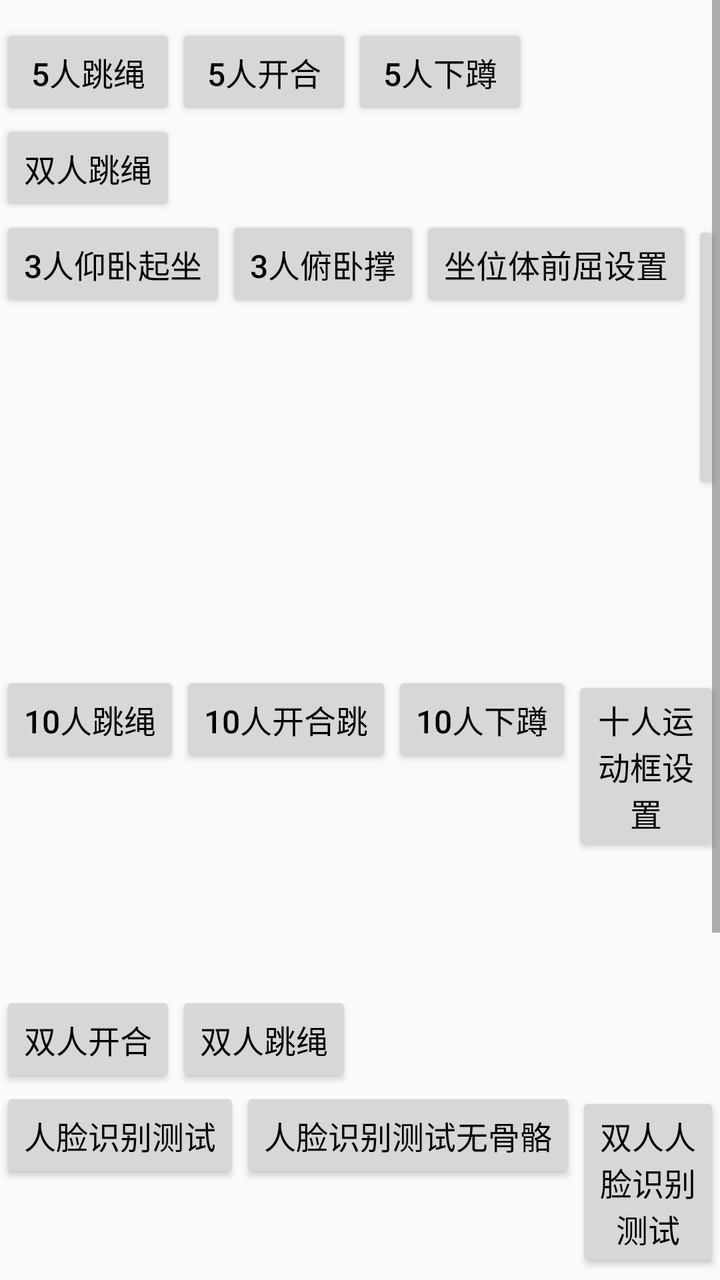
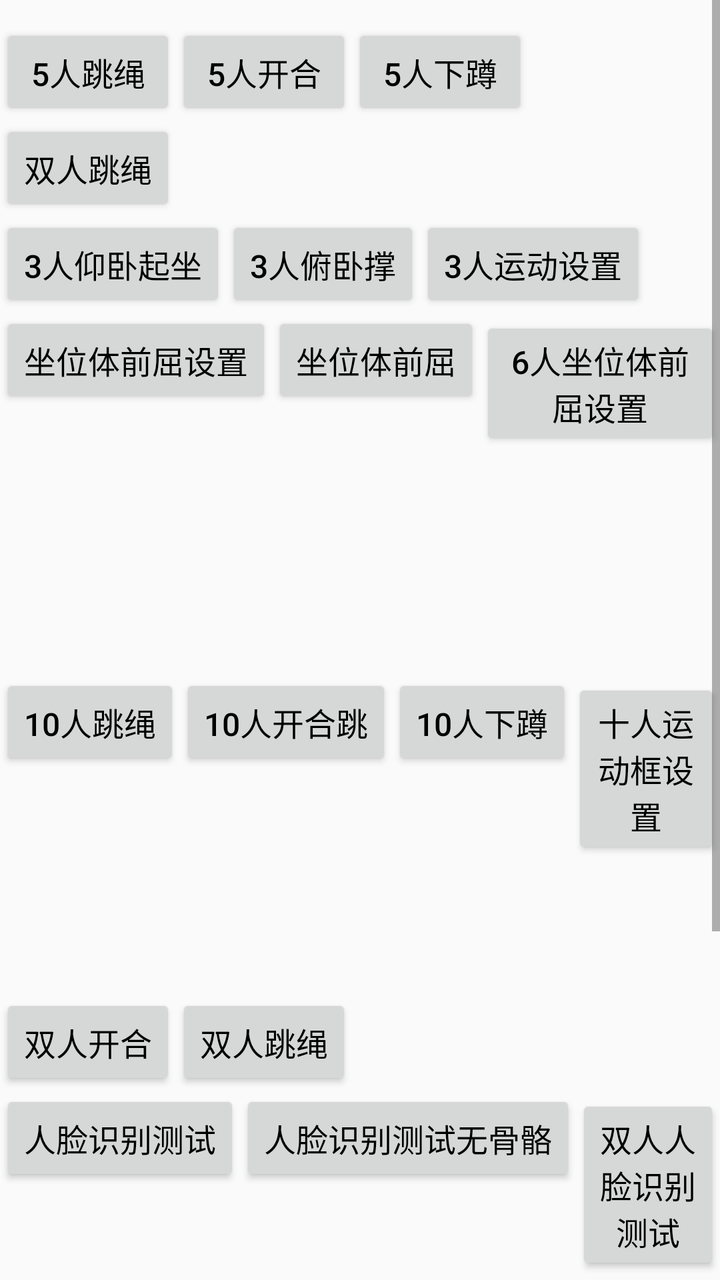

Compare the two renders of this Android layout. The source of the first and the diff that turns it into the second are given below.
<!-- AndroidManifest.xml: application theme AppTheme -->
<!-- res/layout/ac_main.xml -->
<?xml version="1.0" encoding="utf-8"?>
<androidx.constraintlayout.widget.ConstraintLayout xmlns:android="http://schemas.android.com/apk/res/android"
    xmlns:app="http://schemas.android.com/apk/res-auto"
    android:layout_width="match_parent"
    android:layout_height="match_parent">

    <ScrollView
        android:layout_width="match_parent"
        android:layout_height="match_parent"
        android:layout_centerHorizontal="true"
        android:scrollbars="vertical">

        <LinearLayout
            android:layout_width="wrap_content"
            android:layout_height="wrap_content"
            android:layout_centerInParent="true"
            android:orientation="vertical"
            android:paddingTop="12dp"
            android:paddingBottom="12dp">

            <LinearLayout
                android:layout_width="wrap_content"
                android:layout_height="wrap_content"
                android:orientation="horizontal">

                <Button
                    android:id="@+id/bnt_0"
                    android:layout_width="wrap_content"
                    android:layout_height="wrap_content"
                    android:text="5人跳绳"
                    android:textColor="@color/color_black"
                    android:textSize="16sp" />

                <Button
                    android:id="@+id/bnt_3"
                    android:layout_width="wrap_content"
                    android:layout_height="wrap_content"
                    android:text="5人开合"
                    android:textColor="@color/color_black"
                    android:textSize="16sp" />

                <Button
                    android:id="@+id/bnt_4"
                    android:layout_width="wrap_content"
                    android:layout_height="wrap_content"
                    android:text="5人下蹲"
                    android:textColor="@color/color_black"
                    android:textSize="16sp" />

            </LinearLayout>

            <LinearLayout
                android:layout_width="match_parent"
                android:layout_height="wrap_content"
                android:contentDescription="双人运动">

                <Button
                    android:id="@+id/btn_d_skip"
                    android:layout_width="wrap_content"
                    android:layout_height="wrap_content"
                    android:text="双人跳绳"
                    android:textColor="@color/color_black"
                    android:textSize="16sp" />
            </LinearLayout>

            <LinearLayout
                android:layout_width="wrap_content"
                android:layout_height="wrap_content"
                android:orientation="horizontal">

                <Button
                    android:id="@+id/bnt_8"
                    android:layout_width="wrap_content"
                    android:layout_height="wrap_content"
                    android:text="3人仰卧起坐"
                    android:textColor="@color/color_black"
                    android:textSize="16sp" />

                <Button
                    android:id="@+id/bnt_9"
                    android:layout_width="wrap_content"
                    android:layout_height="wrap_content"
                    android:text="3人俯卧撑"
                    android:textColor="@color/color_black"
                    android:textSize="16sp" />

                <Button
                    android:id="@+id/bnt_10"
                    android:layout_width="wrap_content"
                    android:layout_height="wrap_content"
                    android:text="坐位体前屈设置"
                    android:textColor="@color/color_black"
                    android:textSize="16sp" />

                <Button
                    android:id="@+id/bnt_zw"
                    android:layout_width="wrap_content"
                    android:layout_height="wrap_content"
                    android:text="坐位体前屈"
                    android:textColor="@color/color_black"
                    android:textSize="16sp" />

                <Button
                    android:id="@+id/btn_forward_6_set"
                    android:layout_width="wrap_content"
                    android:layout_height="wrap_content"
                    android:text="6人坐位体前屈设置"
                    android:textColor="@color/color_black"
                    android:textSize="16sp" />

                <Button
                    android:id="@+id/btn_forward_6"
                    android:layout_width="wrap_content"
                    android:layout_height="wrap_content"
                    android:text="6人坐位体前屈"
                    android:textColor="@color/color_black"
                    android:textSize="16sp" />

            </LinearLayout>

            <LinearLayout
                android:layout_width="wrap_content"
                android:layout_height="wrap_content"
                android:orientation="horizontal">

                <Button
                    android:id="@+id/bnt_11"
                    android:layout_width="wrap_content"
                    android:layout_height="wrap_content"
                    android:text="10人跳绳"
                    android:textColor="@color/color_black"
                    android:textSize="16sp" />

                <Button
                    android:id="@+id/btn_ten_open_close"
                    android:layout_width="wrap_content"
                    android:layout_height="wrap_content"
                    android:text="10人开合跳"
                    android:textColor="@color/color_black"
                    android:textSize="16sp" />

                <Button
                    android:id="@+id/btn_ten_squat"
                    android:layout_width="wrap_content"
                    android:layout_height="wrap_content"
                    android:text="10人下蹲"
                    android:textColor="@color/color_black"
                    android:textSize="16sp" />

                <Button
                    android:id="@+id/btn_10_region_set"
                    android:layout_width="wrap_content"
                    android:layout_height="wrap_content"
                    android:text="十人运动框设置"
                    android:textColor="@color/color_black"
                    android:textSize="16sp" />

                <Button
                    android:id="@+id/btn_ipc_set"
                    android:layout_width="wrap_content"
                    android:layout_height="wrap_content"
                    android:text="IPC设置"
                    android:textColor="@color/color_black"
                    android:textSize="16sp" />

                <Button
                    android:id="@+id/btn_ten_face"
                    android:layout_width="wrap_content"
                    android:layout_height="wrap_content"
                    android:text="十人人脸识别"
                    android:textColor="@color/color_black"
                    android:textSize="16sp" />
            </LinearLayout>

            <LinearLayout
                android:layout_width="wrap_content"
                android:layout_height="wrap_content"
                android:orientation="horizontal">

                <Button
                    android:id="@+id/bnt_12"
                    android:layout_width="wrap_content"
                    android:layout_height="wrap_content"
                    android:text="双人开合"
                    android:textColor="@color/color_black"
                    android:textSize="16sp" />

                <Button
                    android:id="@+id/bnt_13"
                    android:layout_width="wrap_content"
                    android:layout_height="wrap_content"
                    android:text="双人跳绳"
                    android:textColor="@color/color_black"
                    android:textSize="16sp" />

            </LinearLayout>

            <LinearLayout
                android:layout_width="wrap_content"
                android:layout_height="wrap_content">

                <Button
                    android:id="@+id/btn_face_test"
                    android:layout_width="wrap_content"
                    android:layout_height="wrap_content"
                    android:text="人脸识别测试"
                    android:textColor="@color/color_black"
                    android:textSize="16sp" />

                <Button
                    android:id="@+id/btn_face_test2"
                    android:layout_width="wrap_content"
                    android:layout_height="wrap_content"
                    android:text="人脸识别测试无骨骼"
                    android:textColor="@color/color_black"
                    android:textSize="16sp" />

                <Button
                    android:id="@+id/btn_double_face"
                    android:layout_width="wrap_content"
                    android:layout_height="wrap_content"
                    android:text="双人人脸识别测试"
                    android:textColor="@color/color_black"
                    android:textSize="16sp" />

                <Button
                    android:id="@+id/btn_pic_identify"
                    android:layout_width="wrap_content"
                    android:layout_height="wrap_content"
                    android:text="图片人脸识别"
                    android:textColor="@color/color_black"
                    android:textSize="16sp" />
            </LinearLayout>

            <LinearLayout
                android:layout_width="wrap_content"
                android:layout_height="wrap_content">

                <Button
                    android:id="@+id/btn_nfc_test"
                    android:layout_width="wrap_content"
                    android:layout_height="wrap_content"
                    android:text="NFC读卡测试"
                    android:textColor="@color/color_black"
                    android:textSize="16sp" />
            </LinearLayout>

            <LinearLayout
                android:layout_width="wrap_content"
                android:layout_height="wrap_content">

                <Button
                    android:id="@+id/btn_body_test"
                    android:layout_width="wrap_content"
                    android:layout_height="wrap_content"
                    android:text="框体测试"
                    android:textColor="@color/color_black"
                    android:textSize="16sp" />
            </LinearLayout>

            
            <LinearLayout
                android:layout_width="wrap_content"
                android:layout_height="wrap_content">

                <Button
                    android:id="@+id/btn_bmi_setting"
                    android:layout_width="wrap_content"
                    android:layout_height="wrap_content"
                    android:text="BMI设置"
                    android:textColor="@color/color_black"
                    android:textSize="16sp" />

                <Button
                    android:id="@+id/btn_bmi_sport"
                    android:layout_width="wrap_content"
                    android:layout_height="wrap_content"
                    android:text="BMI运动"
                    android:textColor="@color/color_black"
                    android:textSize="16sp" />

                <Button
                    android:id="@+id/btn_lung_setting"
                    android:layout_width="wrap_content"
                    android:layout_height="wrap_content"
                    android:text="肺活量设置"
                    android:textColor="@color/color_black"
                    android:textSize="16sp" />

                <Button
                    android:id="@+id/btn_lung_sport"
                    android:layout_width="wrap_content"
                    android:layout_height="wrap_content"
                    android:text="肺活量运动"
                    android:textColor="@color/color_black"
                    android:textSize="16sp" />
            </LinearLayout>

        </LinearLayout>

    </ScrollView>

    <TextView
        android:id="@+id/tv_org_id"
        android:layout_width="wrap_content"
        android:layout_height="wrap_content"
        android:layout_marginEnd="@dimen/dp_60"
        android:layout_marginBottom="@dimen/dp_60"
        app:layout_constraintBottom_toBottomOf="parent"
        app:layout_constraintEnd_toEndOf="parent" />
</androidx.constraintlayout.widget.ConstraintLayout>
<!-- resources referenced by this layout -->
<resources>
  <color name="color_black">#000000</color>
  <dimen name="dp_60">60dp</dimen>
  <style name="AppTheme" parent="Theme.AppCompat.DayNight.NoActionBar">
          <item name="colorPrimary">#00FFFF</item>
          <item name="colorPrimaryDark">#FFFFFF</item>
          <item name="colorAccent">#FFFF00</item>
          <item name="android:windowActionBar">false</item>
          <item name="android:windowNoTitle">true</item>
          <item name="android:windowContentTransitions">true</item>
          <item name="android:statusBarColor">@android:color/transparent</item>
          <item name="android:windowFullscreen">true</item>
          <item name="android:windowTranslucentNavigation">true</item>
          <item name="android:windowTranslucentStatus">true</item>
          <item name="android:windowDisablePreview">true</item>
      </style>
</resources>

<!-- the commit's change to res/layout/ac_main.xml (unified diff, before → after) -->
@@ -62,27 +62,41 @@
                     android:textColor="@color/color_black"
                     android:textSize="16sp" />
             </LinearLayout>
+            <LinearLayout
+                android:layout_width="wrap_content"
+                android:layout_height="wrap_content">
+                <Button
+                    android:id="@+id/bnt_8"
+                    android:layout_width="wrap_content"
+                    android:layout_height="wrap_content"
+                    android:text="3人仰卧起坐"
+                    android:textColor="@color/color_black"
+                    android:textSize="16sp" />
+
+                <Button
+                    android:id="@+id/bnt_9"
+                    android:layout_width="wrap_content"
+                    android:layout_height="wrap_content"
+                    android:text="3人俯卧撑"
+                    android:textColor="@color/color_black"
+                    android:textSize="16sp" />
+
+                <Button
+                    android:id="@+id/btn_three_set"
+                    android:layout_width="wrap_content"
+                    android:layout_height="wrap_content"
+                    android:text="3人运动设置"
+                    android:textColor="@color/color_black"
+                    android:textSize="16sp" />
+
+            </LinearLayout>
 
             <LinearLayout
                 android:layout_width="wrap_content"
                 android:layout_height="wrap_content"
                 android:orientation="horizontal">
 
-                <Button
-                    android:id="@+id/bnt_8"
-                    android:layout_width="wrap_content"
-                    android:layout_height="wrap_content"
-                    android:text="3人仰卧起坐"
-                    android:textColor="@color/color_black"
-                    android:textSize="16sp" />
-
-                <Button
-                    android:id="@+id/bnt_9"
-                    android:layout_width="wrap_content"
-                    android:layout_height="wrap_content"
-                    android:text="3人俯卧撑"
-                    android:textColor="@color/color_black"
-                    android:textSize="16sp" />
+
 
                 <Button
                     android:id="@+id/bnt_10"
